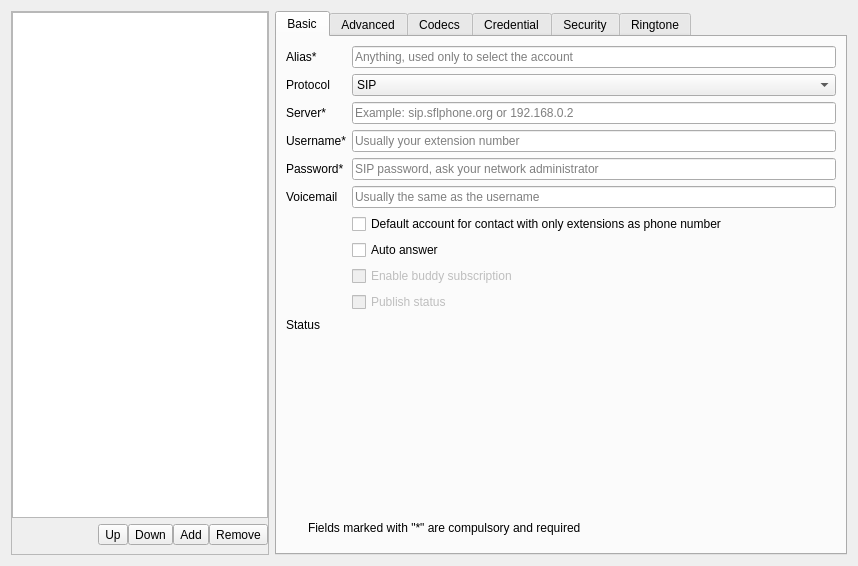
Old version of the form src/conf/dlgaccountsbase.ui in the repository KDE/ring-kde.
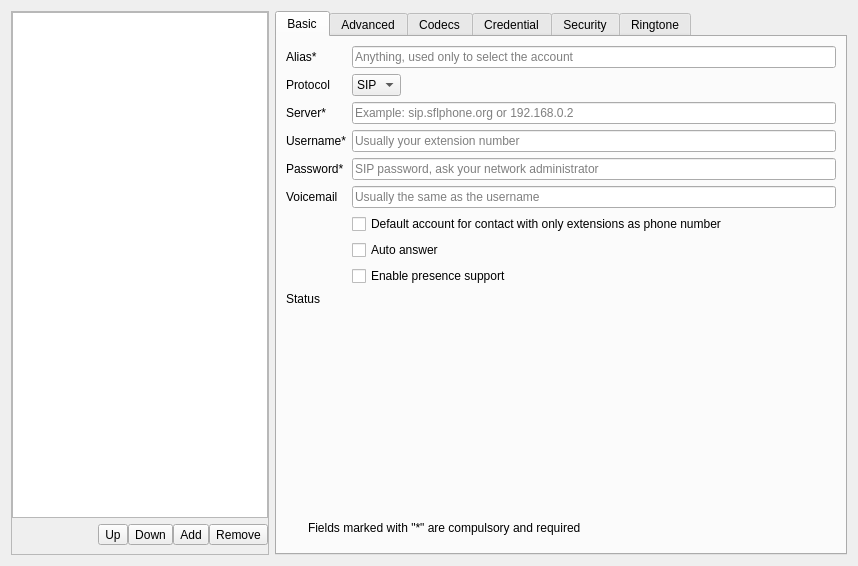
New version of the form. The open tabs and pages were chosen to show the change. Custom widgets are drawn as their Qt base class.

Commit message: [ #32477 ] Enable presence config checkbox

Patch:
```diff
--- a/src/conf/dlgaccountsbase.ui
+++ b/src/conf/dlgaccountsbase.ui
@@ -231,6 +231,9 @@
          <layout class="QVBoxLayout" name="verticalLayout_6">
           <item>
            <layout class="QFormLayout" name="formLayout">
+            <property name="fieldGrowthPolicy">
+             <enum>QFormLayout::ExpandingFieldsGrow</enum>
+            </property>
             <item row="0" column="0">
              <widget class="QLabel" name="label1_alias">
               <property name="text">
@@ -378,14 +381,24 @@
               </property>
              </widget>
             </item>
-            <item row="10" column="0">
+            <item row="8" column="1">
+             <widget class="QCheckBox" name="m_pPresenceCK">
+              <property name="enabled">
+               <bool>true</bool>
+              </property>
+              <property name="text">
+               <string>Enable presence support</string>
+              </property>
+             </widget>
+            </item>
+            <item row="9" column="0">
              <widget class="QLabel" name="label7_state">
               <property name="text">
                <string>Status</string>
               </property>
              </widget>
             </item>
-            <item row="10" column="1">
+            <item row="9" column="1">
              <widget class="QLabel" name="edit7_state">
               <property name="sizePolicy">
                <sizepolicy hsizetype="Expanding" vsizetype="Preferred">
@@ -404,29 +417,6 @@
               </property>
              </widget>
             </item>
-            <item row="8" column="1">
-             <widget class="QCheckBox" name="checkBox">
-              <property name="enabled">
-               <bool>false</bool>
-              </property>
-              <property name="text">
-               <string>Enable buddy subscription</string>
-              </property>
-             </widget>
-            </item>
-            <item row="9" column="1">
-             <widget class="QCheckBox" name="checkBox_2">
-              <property name="enabled">
-               <bool>false</bool>
-              </property>
-              <property name="text">
-               <string>Publish status</string>
-              </property>
-              <property name="checkable">
-               <bool>true</bool>
-              </property>
-             </widget>
-            </item>
            </layout>
           </item>
           <item>
```
Left out of the diff: 2 changed lines with no effect on the pictures. The commit also changes 3 other files.
